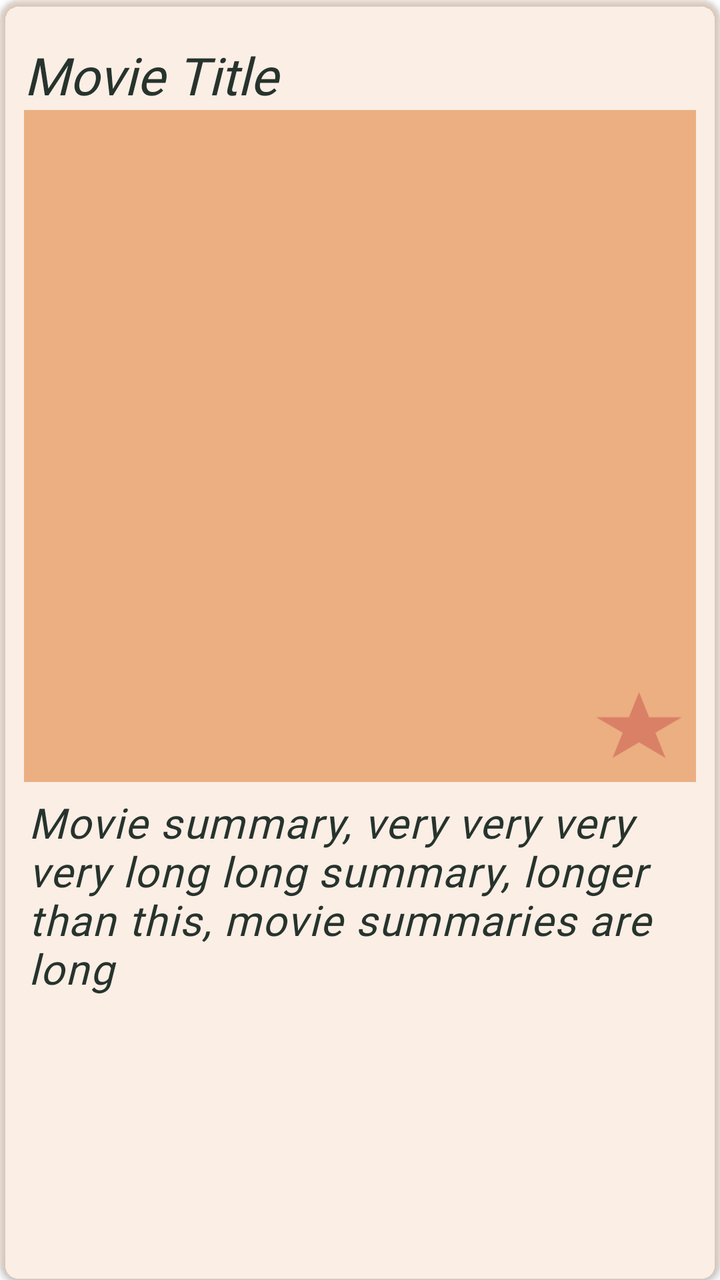
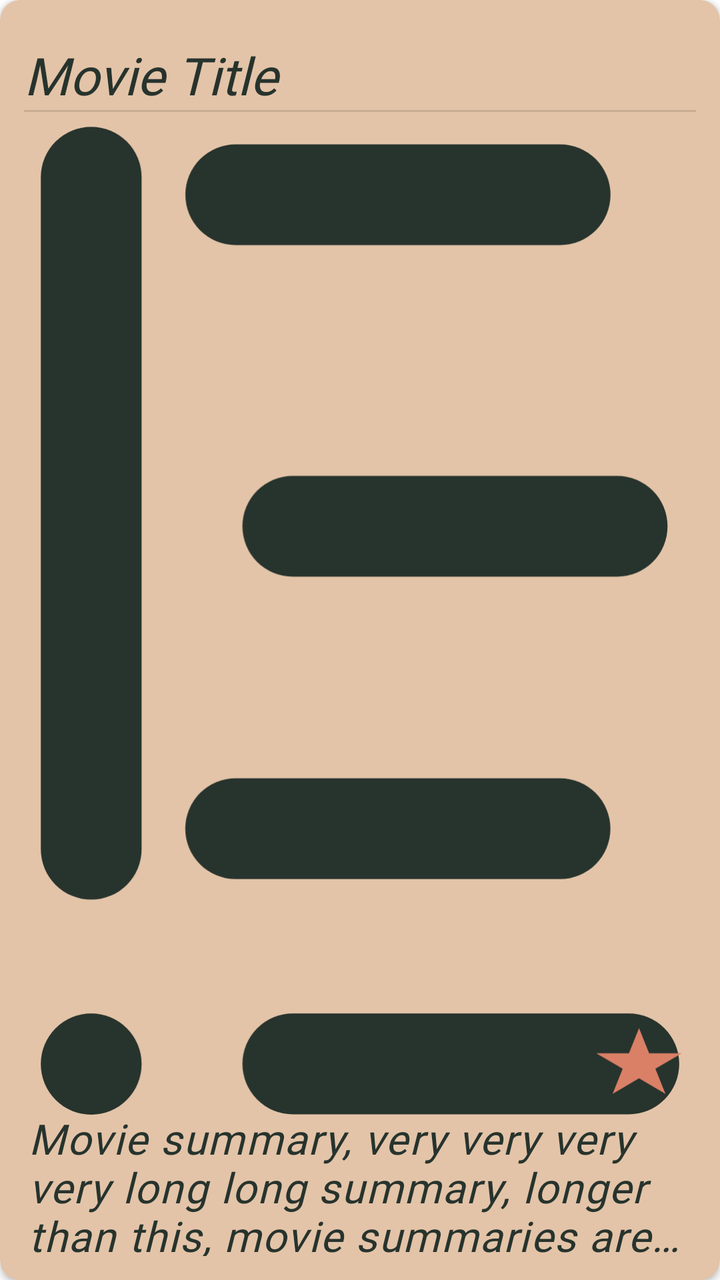

The first picture is an Android layout as it rendered before a commit; the second is the same layout after the commit. The layout source and the unified diff follow.
<!-- AndroidManifest.xml: another module's application theme Theme.ECatalogs -->
<!-- res/layout/movie_entry.xml -->
<?xml version="1.0" encoding="utf-8"?>
<androidx.cardview.widget.CardView xmlns:android="http://schemas.android.com/apk/res/android"
    xmlns:app="http://schemas.android.com/apk/res-auto"
    android:id="@+id/movie_entry_card_view"
    android:layout_width="match_parent"
    android:layout_height="wrap_content"
    android:layout_margin="@dimen/six_dp"
    android:backgroundTint="?attr/colorOnBackground"
    android:transitionName="@string/movie_transition_name"
    app:cardCornerRadius="10dp">

    <androidx.constraintlayout.widget.ConstraintLayout
        android:layout_width="match_parent"
        android:layout_height="wrap_content"
        android:layout_margin="@dimen/twelve_dp">

        <com.google.android.material.textview.MaterialTextView
            android:id="@+id/movieName"
            android:layout_width="@dimen/movie_title"
            android:layout_height="wrap_content"
            android:layout_marginTop="@dimen/eight_dp"
            android:hint="@string/no_title"
            android:textAppearance="?attr/textAppearanceHeadline5"
            app:layout_constraintStart_toStartOf="parent"
            app:layout_constraintTop_toTopOf="parent" />

        <View
            style="@style/Divider.Horizontal"
            app:layout_constraintStart_toStartOf="parent"
            app:layout_constraintTop_toBottomOf="@id/movieName" />

        <com.google.android.material.imageview.ShapeableImageView
            android:id="@+id/movieImage"
            android:layout_width="match_parent"
            android:layout_height="wrap_content"
            android:adjustViewBounds="true"
            android:minWidth="@dimen/min_image_width"
            android:minHeight="@dimen/image_height"
            android:scaleType="fitCenter"
            android:src="?attr/colorOnSurface"
            app:layout_constraintStart_toStartOf="parent"
            app:layout_constraintTop_toBottomOf="@id/movieName"
            app:strokeColor="@null" />

        <com.google.android.material.imageview.ShapeableImageView
            android:id="@+id/fav_button"
            android:layout_width="45dp"
            android:layout_height="45dp"
            android:layout_margin="@dimen/six_dp"
            android:src="@drawable/fav_filled_icon"
            app:layout_constraintBottom_toBottomOf="@id/movieImage"
            app:layout_constraintEnd_toEndOf="@id/movieImage" />

        <TextView
            android:id="@+id/movieSummary"
            android:layout_width="match_parent"
            android:layout_height="wrap_content"
            android:layout_marginHorizontal="@dimen/two_dp"
            android:layout_marginVertical="@dimen/six_dp"
            android:text="Movie summary, very very very
very long long summary, longer
than this, movie summaries are
long "
            android:textAppearance="?attr/textAppearanceBody1"
            app:layout_constraintBottom_toBottomOf="parent"
            app:layout_constraintStart_toStartOf="parent"
            app:layout_constraintTop_toBottomOf="@id/movieImage" />

    </androidx.constraintlayout.widget.ConstraintLayout>

</androidx.cardview.widget.CardView>
<!-- resources referenced by this layout -->
<resources>
  <dimen name="eight_dp">8dp</dimen>
  <dimen name="image_height">250dp</dimen>
  <dimen name="min_image_width">150dp</dimen>
  <dimen name="movie_title">300dp</dimen>
  <dimen name="six_dp">6dp</dimen>
  <dimen name="twelve_dp">12dp</dimen>
  <dimen name="two_dp">2dp</dimen>
  <string name="movie_transition_name">movie_item_%1$s</string>
  <string name="no_title">Movie Title</string>
  <style name="Divider.Horizontal" parent="Divider">
          <item name="android:layout_width">match_parent</item>
          <item name="android:layout_height">1dp</item>
      </style>
  <style name="Divider">
          <item name="android:background">?android:attr/listDivider</item> // can add colorur here
      </style>
  <color name="color_surface">#E3C4A8</color>
  <color name="color_on_surface">#EBAF81</color>
  <color name="color_on_background">#35EBAF81</color>
  <color name="color_secondary">#DA8067</color>
  <color name="black">#27332D</color>
  <color name="white">#E9E2D0</color>
  <style name="ShapeAppearance.ECatalog.SmallComponent" parent="ShapeAppearance.MaterialComponents.SmallComponent">
          <item name="cornerFamily">rounded</item>
          <item name="cornerSize">@dimen/reply_small_component_corner_radius</item>
      </style>
  <style name="ShapeAppearance.ECatalog.MediumComponent" parent="ShapeAppearance.MaterialComponents.MediumComponent">
          <item name="cornerFamily">rounded</item>
          <item name="cornerSize">@dimen/reply_medium_component_corner_radius</item>
      </style>
  <style name="ShapeAppearance.ECatalog.LargeComponent" parent="ShapeAppearance.MaterialComponents.LargeComponent">
          <item name="cornerFamily">rounded</item>
          <item name="cornerSize">@dimen/reply_large_component_corner_radius</item>
      </style>
  <style name="TextAppearance.MdcTypographyStyles.Body1" parent="TextAppearance.MaterialComponents.Body1">
          <item name="fontFamily">@font/high_tower_text</item>
          <item name="android:fontFamily">@font/high_tower_text</item>
          <item name="android:textStyle">italic</item>
          <item name="android:textSize">21sp</item>
      </style>
  <style name="TextAppearance.MdcTypographyStyles.Body2" parent="TextAppearance.MaterialComponents.Body2">
          <item name="fontFamily">@font/high_tower_text</item>
          <item name="android:fontFamily">@font/high_tower_text</item>
          <item name="android:textStyle">italic</item>
          <item name="android:textSize">17sp</item>
      </style>
  <dimen name="reply_small_component_corner_radius">8dp</dimen>
  <dimen name="reply_medium_component_corner_radius">12dp</dimen>
  <dimen name="reply_large_component_corner_radius">24dp</dimen>
  <!-- unchanged entries left out for length: 8 -->
</resources>

<!-- the commit's change to res/layout/movie_entry.xml (unified diff, before → after) -->
@@ -5,7 +5,7 @@
     android:layout_width="match_parent"
     android:layout_height="wrap_content"
     android:layout_margin="@dimen/six_dp"
-    android:backgroundTint="?attr/colorOnBackground"
+    android:backgroundTint="?attr/colorSurface"
     android:transitionName="@string/movie_transition_name"
     app:cardCornerRadius="10dp">
 
@@ -34,10 +34,9 @@
             android:layout_width="match_parent"
             android:layout_height="wrap_content"
             android:adjustViewBounds="true"
-            android:minWidth="@dimen/min_image_width"
             android:minHeight="@dimen/image_height"
             android:scaleType="fitCenter"
-            android:src="?attr/colorOnSurface"
+            android:src="@drawable/app_icon"
             app:layout_constraintStart_toStartOf="parent"
             app:layout_constraintTop_toBottomOf="@id/movieName"
             app:strokeColor="@null" />
@@ -57,6 +56,8 @@
             android:layout_height="wrap_content"
             android:layout_marginHorizontal="@dimen/two_dp"
             android:layout_marginVertical="@dimen/six_dp"
+            android:ellipsize="end"
+            android:maxLines="3"
             android:text="Movie summary, very very very
 very long long summary, longer
 than this, movie summaries are
<!-- resource entries referenced after the edit -->
@@ -2,11 +2,53 @@
 <resources>
   <dimen name="eight_dp">8dp</dimen>
   <dimen name="image_height">250dp</dimen>
-  <dimen name="min_image_width">150dp</dimen>
   <dimen name="movie_title">300dp</dimen>
   <dimen name="six_dp">6dp</dimen>
   <dimen name="twelve_dp">12dp</dimen>
   <dimen name="two_dp">2dp</dimen>
+  <!-- drawable app_icon (drawable) -->
+  <vector xmlns:android="http://schemas.android.com/apk/res/android"
+      android:width="20dp"
+      android:height="30dp"
+      android:viewportWidth="20"
+      android:viewportHeight="30">
+    <path
+        android:pathData="M2,2V22"
+        android:strokeWidth="3"
+        android:fillColor="#00000000"
+        android:strokeColor="#27332D"
+        android:strokeLineCap="round"/>
+    <path
+        android:pathData="M2,28.389V28.399"
+        android:strokeWidth="3"
+        android:fillColor="#00000000"
+        android:strokeColor="#27332D"
+        android:strokeLineCap="round"/>
+    <path
+        android:pathData="M6.303,2.522H15.955"
+        android:strokeWidth="3"
+        android:fillColor="#00000000"
+        android:strokeColor="#27332D"
+        android:strokeLineCap="round"/>
+    <path
+        android:pathData="M8,12.389H17.652"
+        android:strokeWidth="3"
+        android:fillColor="#00000000"
+        android:strokeColor="#27332D"
+        android:strokeLineCap="round"/>
+    <path
+        android:pathData="M6.3,21.389H15.952"
+        android:strokeWidth="3"
+        android:fillColor="#00000000"
+        android:strokeColor="#27332D"
+        android:strokeLineCap="round"/>
+    <path
+        android:pathData="M8,28.389H18"
+        android:strokeWidth="3"
+        android:fillColor="#00000000"
+        android:strokeColor="#27332D"
+        android:strokeLineCap="round"/>
+  </vector>
   <string name="movie_transition_name">movie_item_%1$s</string>
   <string name="no_title">Movie Title</string>
   <style name="Divider.Horizontal" parent="Divider">
